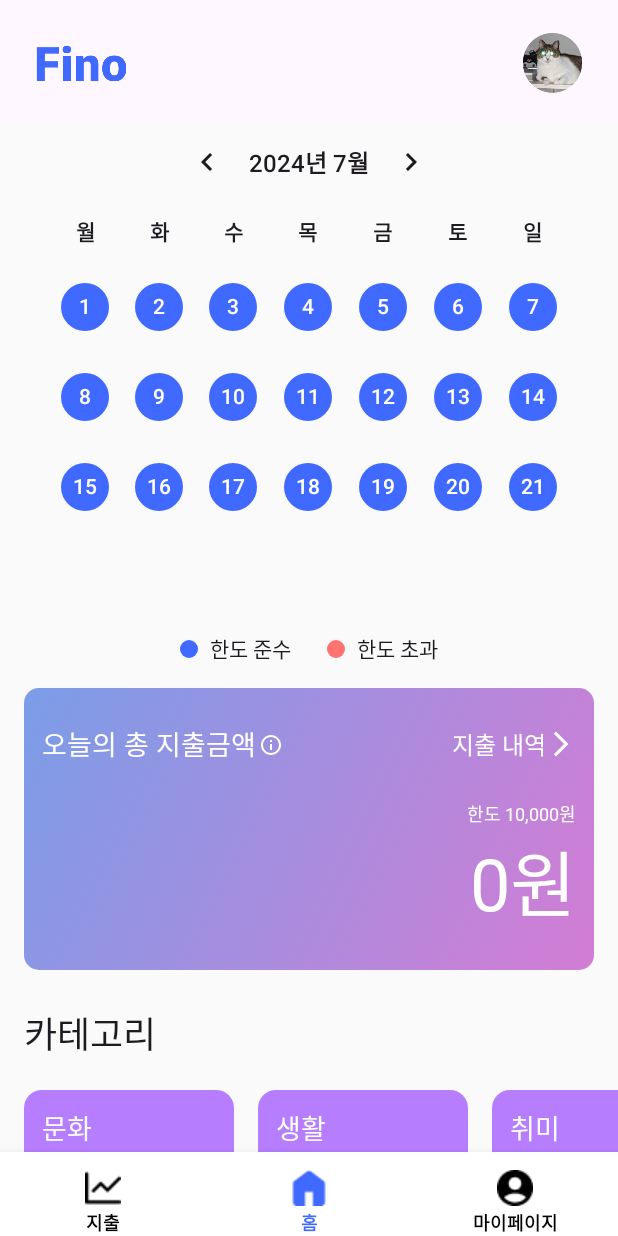
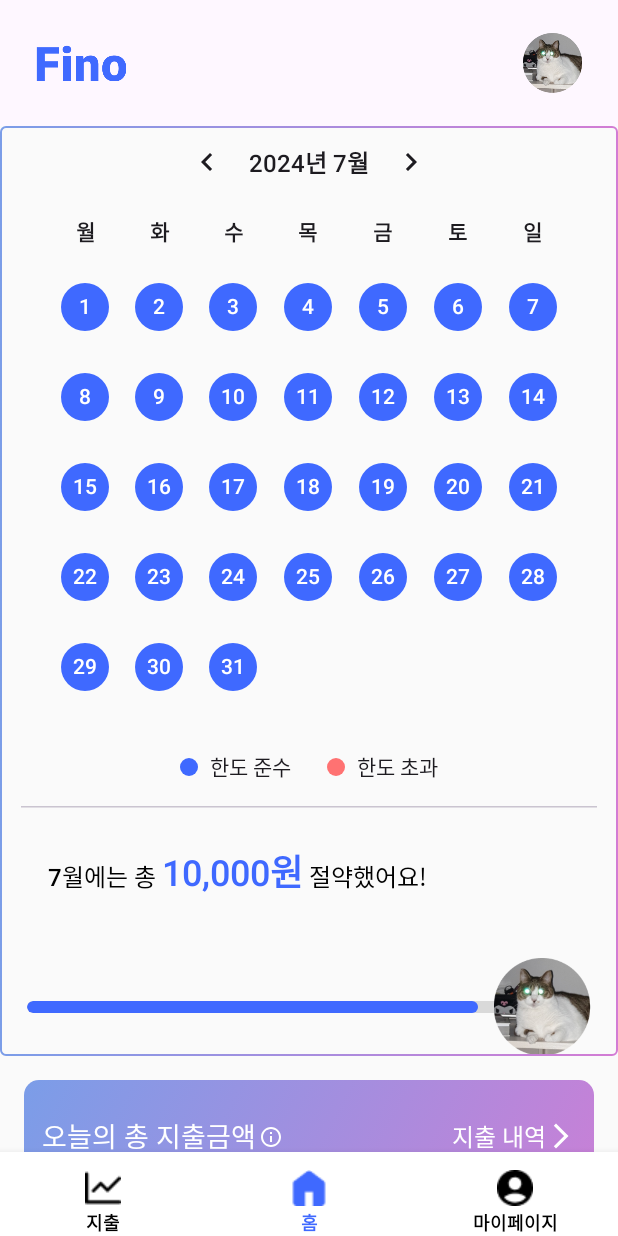
Before and after one commit to 2024-SIGNIEL/signiel-android, an Android app built with Jetpack Compose: the root screen opened through its navigation route, on a phone screen of 412 x 824 dp. Run offline under Robolectric (Android 15) with nearby library versions, the phone set to English and light mode, and no system bars; our stand-ins replace Room's generated code; Roboto replaces fonts that are not available here.

Commit message:
Auto stash before merge of "main" and "origin/main"

```diff
--- a/app/src/main/AndroidManifest.xml
+++ b/app/src/main/AndroidManifest.xml
@@ -1,6 +1,8 @@
 <?xml version="1.0" encoding="utf-8"?>
 <manifest xmlns:android="http://schemas.android.com/apk/res/android"
     xmlns:tools="http://schemas.android.com/tools">
+
+    <uses-permission android:name="android.permission.INTERNET" />
 
     <application
         android:name=".di.KoinApplication"
@@ -9,6 +11,7 @@
         android:fullBackupContent="@xml/backup_rules"
         android:icon="@mipmap/ic_launcher"
         android:label="@string/app_name"
+        android:usesCleartextTraffic="true"
         android:roundIcon="@mipmap/ic_launcher_round"
         android:supportsRtl="true"
         android:theme="@style/Theme.ProjectGenerator"
@@ -20,7 +23,7 @@
             android:label="@string/app_name"
             android:permission="android.permission.BIND_NOTIFICATION_LISTENER_SERVICE">
             <intent-filter>
-                <action android:name="android.service.notification.NotificationListenerService"/>
+                <action android:name="android.service.notification.NotificationListenerService" />
             </intent-filter>
         </service>
 
--- a/app/src/main/java/com/seunghoon/generator/feature/home/HomeScreen.kt
+++ b/app/src/main/java/com/seunghoon/generator/feature/home/HomeScreen.kt
@@ -22,6 +22,7 @@ import androidx.compose.foundation.rememberScrollState
 import androidx.compose.foundation.shape.CircleShape
 import androidx.compose.foundation.shape.RoundedCornerShape
 import androidx.compose.foundation.verticalScroll
+import androidx.compose.material3.HorizontalDivider
 import androidx.compose.material3.Icon
 import androidx.compose.material3.Text
 import androidx.compose.runtime.Composable
@@ -38,7 +39,10 @@ import androidx.compose.ui.graphics.Brush
 import androidx.compose.ui.graphics.Color
 import androidx.compose.ui.platform.LocalContext
 import androidx.compose.ui.res.painterResource
+import androidx.compose.ui.text.SpanStyle
+import androidx.compose.ui.text.buildAnnotatedString
 import androidx.compose.ui.text.font.FontWeight
+import androidx.compose.ui.text.withStyle
 import androidx.compose.ui.unit.dp
 import androidx.compose.ui.unit.sp
 import androidx.navigation.NavController
@@ -72,12 +76,13 @@ fun HomeScreen(
 ) {
     var started by remember { mutableStateOf(false) }
     var current by remember { mutableIntStateOf(0) }
+    var last by remember { mutableIntStateOf(0) }
     val context = LocalContext.current
     val database =
         Room.databaseBuilder(context, SignielDatabase::class.java, "pay-database").build()
     val todayPaid by animateIntAsState(
         targetValue = if (started) current
-        else 0,
+        else last,
         label = "",
         animationSpec = tween(durationMillis = 2000)
     )
@@ -97,6 +102,7 @@ fun HomeScreen(
                         sum -= it.amount
                     }
                 }
+                last = current
                 current = sum
             }
         }
@@ -113,8 +119,7 @@ fun HomeScreen(
                 .background(Colors.Background_Gray)
                 .verticalScroll(rememberScrollState()),
         ) {
-            SignielCalendar()
-            Spacer(modifier = Modifier.height(8.dp))
+            SignielCalendar {
                 Row(
                     modifier = Modifier.fillMaxWidth(),
                     verticalAlignment = Alignment.CenterVertically,
@@ -143,23 +148,78 @@ fun HomeScreen(
                     )
                 }
                 Spacer(modifier = Modifier.height(16.dp))
+                HorizontalDivider(
+                    modifier = Modifier.padding(horizontal = 14.dp),
+                    thickness = 1.dp,
+                )
+                Spacer(modifier = Modifier.height(24.dp))
+                Text(
+                    modifier = Modifier.padding(horizontal = 32.dp),
+                    text = buildAnnotatedString {
+                        withStyle(
+                            SpanStyle(
+                                fontWeight = FontWeight.Medium,
+                                fontSize = 16.sp,
+                                color = Colors.Black,
+                            )
+                        ) {
+                            append("7월에는 총 ")
+                        }
+                        withStyle(
+                            SpanStyle(
+                                fontWeight = FontWeight.SemiBold,
+                                fontSize = 24.sp,
+                                color = Colors.Main,
+                            )
+                        ) {
+                            append("10,000원")
+                        }
+                        withStyle(
+                            SpanStyle(
+                                fontWeight = FontWeight.Medium,
+                                fontSize = 16.sp,
+                                color = Colors.Black,
+                            )
+                        ) {
+                            append(" 절약했어요!")
+                        }
+                    }
+                )
+                Spacer(modifier = Modifier.height(40.dp))
+                Box(contentAlignment = Alignment.CenterStart) {
+                    Box(
+                        modifier = Modifier
+                            .fillMaxWidth()
+                            .padding(horizontal = 18.dp)
+                            .height(8.dp)
+                            .clip(RoundedCornerShape(4.dp))
+                            .background(Colors.Gray10),
+                    ) {
+                        Row(verticalAlignment = Alignment.CenterVertically) {
+                            Box(
+                                modifier = Modifier
+                                    .fillMaxWidth(0.8f)
+                                    .height(8.dp)
+                                    .clip(RoundedCornerShape(4.dp))
+                                    .background(Colors.Main)
+                            )
+                        }
+                    }
+                    Row {
+                        Spacer(modifier = Modifier.fillMaxWidth(0.8f))
+                        Image(
+                            painter = painterResource(id = R.drawable.ic_profile),
+                            contentDescription = null,
+                        )
+                    }
+                }
+            }
+            Spacer(modifier = Modifier.height(16.dp))
             PayCard(
                 todayPaid = todayPaid,
                 max = 10000,
             )
-            Spacer(modifier = Modifier.height(24.dp))
-            Text(
-                modifier = Modifier.padding(start = 16.dp),
-                text = "카테고리",
-                style = Typography.Medium.copy(
-                    fontSize = 24.sp,
-                    fontWeight = FontWeight.SemiBold,
-                )
-            )
-            Spacer(modifier = Modifier.height(20.dp))
-            Categories()
-            Spacer(modifier = Modifier.height(40.dp))
-
+            Spacer(modifier = Modifier.height(16.dp))
         }
     }
 }
@@ -263,7 +323,7 @@ private fun PayCard(
                     text = "한도 ${DecimalFormat("#,###").format(max)}원",
                     style = Typography.Medium.copy(
                         fontWeight = FontWeight.Normal,
-                        fontSize = 12.sp,
+                        fontSize = 16.sp,
                         color = Colors.White,
                     )
                 )
--- a/app/src/main/java/com/seunghoon/generator/ui/SignielCalendar.kt
+++ b/app/src/main/java/com/seunghoon/generator/ui/SignielCalendar.kt
@@ -1,6 +1,7 @@
 package com.seunghoon.generator.ui
 
 import androidx.compose.foundation.background
+import androidx.compose.foundation.border
 import androidx.compose.foundation.clickable
 import androidx.compose.foundation.interaction.MutableInteractionSource
 import androidx.compose.foundation.layout.Arrangement
@@ -32,6 +33,8 @@ import androidx.compose.runtime.setValue
 import androidx.compose.ui.Alignment
 import androidx.compose.ui.Modifier
 import androidx.compose.ui.draw.clip
+import androidx.compose.ui.graphics.Brush
+import androidx.compose.ui.graphics.Color
 import androidx.compose.ui.text.TextStyle
 import androidx.compose.ui.text.font.FontWeight
 import androidx.compose.ui.text.style.TextAlign
@@ -51,6 +54,7 @@ enum class CalendarColor(val value: Int) {
 @Composable
 fun SignielCalendar(
     modifier: Modifier = Modifier,
+    content: @Composable () -> Unit,
 ) {
     var currentYear by remember { mutableIntStateOf(LocalDate.now().year) }
     var currentMonth by remember { mutableIntStateOf(LocalDate.now().monthValue) }
@@ -83,7 +87,20 @@ fun SignielCalendar(
         CalendarDate(day, currentMonth, currentYear)
     }
 
-    Column(modifier = modifier.height(330.dp)) {
+    Column(
+        modifier = modifier
+            .height(620.dp)
+            .border(
+                width = 1.dp,
+                shape = RoundedCornerShape(4.dp),
+                brush = Brush.horizontalGradient(
+                    listOf(
+                        Color(0xFF7B9DE8),
+                        Color(0xFFD37CD4),
+                    ),
+                )
+            )
+    ) {
         Row(
             modifier = Modifier
                 .fillMaxWidth()
@@ -227,6 +244,7 @@ fun SignielCalendar(
                 }
             }
         }
+        content()
     }
 }
 
@@ -234,7 +252,9 @@ fun SignielCalendar(
 @Composable
 private fun SignielCalendarPreview() {
     Box(modifier = Modifier.fillMaxSize(), contentAlignment = Alignment.Center) {
-        SignielCalendar()
+        SignielCalendar {
+
+        }
     }
 }
 
--- a/core/designsystem/src/main/java/com/seunghoon/designsystem/ui/theme/Colors.kt
+++ b/core/designsystem/src/main/java/com/seunghoon/designsystem/ui/theme/Colors.kt
@@ -17,4 +17,5 @@ object Colors {
     val Secondary = Color(0xFFFFE70B)
     val Tertiary = Color(0xFFB67DFF)
     val OnError = Color(0xFFFF7272)
+    val Gray10 = Color(0xFFD9D9D9)
 }
--- a/core/network/src/main/java/com/seunghoon/core/network/KtorHttpClient.kt
+++ b/core/network/src/main/java/com/seunghoon/core/network/KtorHttpClient.kt
@@ -12,7 +12,7 @@ import io.ktor.http.ContentType
 import io.ktor.http.HttpHeaders
 import io.ktor.serialization.kotlinx.json.json
 
-internal val ktorClient = HttpClient {
+val ktorClient = HttpClient {
     expectSuccess = true
     install(ContentNegotiation) {
         json()
--- a/core/network/src/main/java/com/seunghoon/core/network/RequestHandler.kt
+++ b/core/network/src/main/java/com/seunghoon/core/network/RequestHandler.kt
@@ -3,7 +3,7 @@ package com.seunghoon.core.network
 import io.ktor.client.plugins.ClientRequestException
 
 class RequestHandler<T> {
-    internal suspend fun request(block: suspend () -> T): T {
+    suspend fun request(block: suspend () -> T): T {
         return try {
             block()
         } catch (e: ClientRequestException) {
```
Also changed, not shown: app/src/main/java/com/seunghoon/generator/entity/LoginRequest.kt (added, +9 -0 lines), app/src/main/java/com/seunghoon/generator/entity/LoginResponse.kt (added, +10 -0 lines), app/src/main/java/com/seunghoon/generator/feature/signin/SignInScreen.kt (+57 -4 lines), core/designsystem/src/main/java/com/seunghoon/designsystem/ui/SignielTextField.kt (+10 -6 lines). Lines whose indentation alone changed are shown as unchanged.
